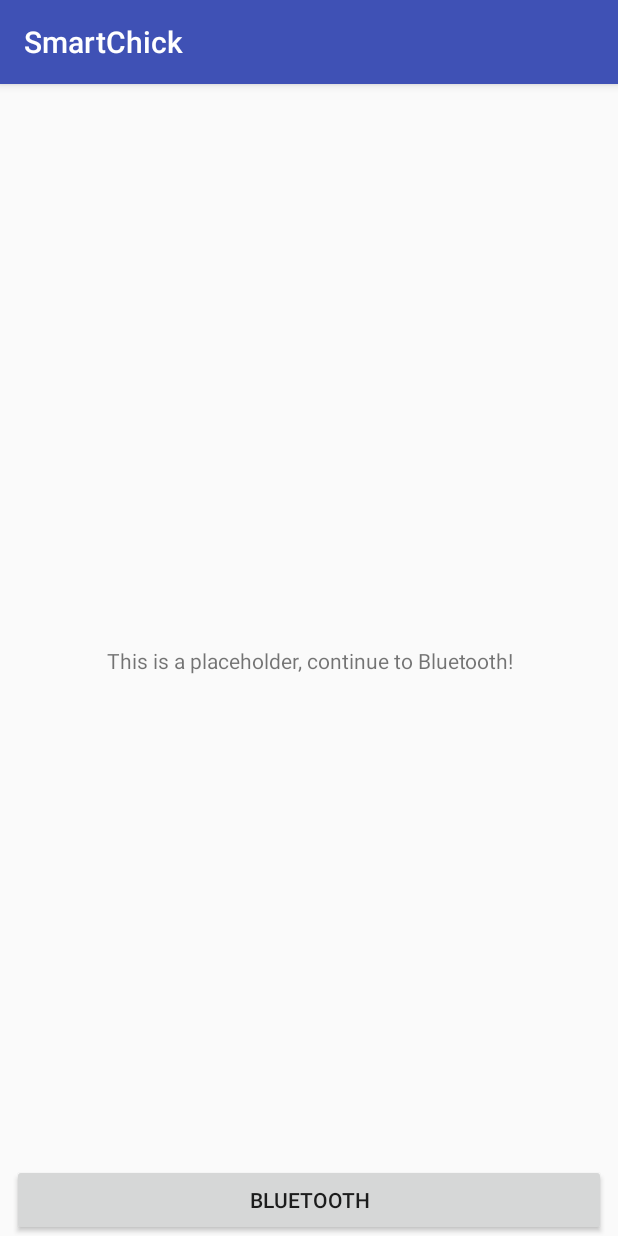
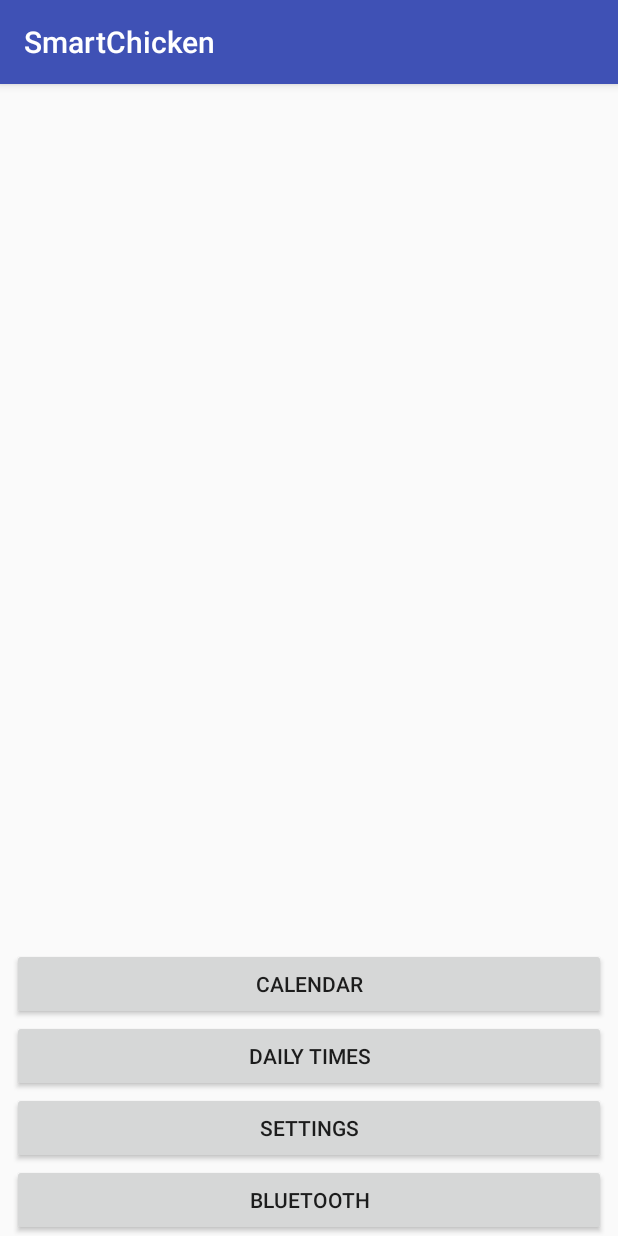
Before and after one commit to HeinF/SmartChick, an Android app: the screen it shows after launch (MainActivity), on a phone screen of 412 x 824 dp. Run offline under Robolectric (Android 15) with nearby library versions, the phone set to English and light mode, and no system bars.

Commit message:
Added "Dummy" menu buttons to main_activity and commented out on bind toast message.

```diff
--- a/app/src/main/java/com/chicken/smartchick/bluetooth/BlueActivity.java
+++ b/app/src/main/java/com/chicken/smartchick/bluetooth/BlueActivity.java
@@ -54,7 +54,7 @@ public class BlueActivity extends AppCompatActivity {
     private ServiceConnection serviceConn = new ServiceConnection() {
         @Override
         public void onServiceConnected(ComponentName name, IBinder binder) {
-            Toast.makeText(BlueActivity.this,"Bound!", Toast.LENGTH_LONG).show();
+            //Toast.makeText(BlueActivity.this,"Bound!", Toast.LENGTH_LONG).show();
             Log.d(TAG, "onServiceConnected");
             bound = true;
             blueServiceMessenger = new Messenger(binder);
--- a/app/src/main/res/layout/activity_main.xml
+++ b/app/src/main/res/layout/activity_main.xml
@@ -6,32 +6,63 @@
     android:layout_height="match_parent"
     tools:context="com.chicken.smartchick.MainActivity">
 
-    <TextView
-        android:layout_width="wrap_content"
-        android:layout_height="wrap_content"
-        android:text="This is a placeholder, continue to Bluetooth!"
-        app:layout_constraintBottom_toBottomOf="parent"
-        app:layout_constraintLeft_toLeftOf="parent"
-        app:layout_constraintRight_toRightOf="parent"
-        app:layout_constraintTop_toTopOf="parent"
-        android:id="@+id/textView"
-        app:layout_constraintHorizontal_bias="0.505" />
-
     <Button
         android:id="@+id/button"
         android:layout_width="0dp"
         android:layout_height="wrap_content"
         android:layout_marginLeft="8dp"
         android:layout_marginRight="8dp"
-        android:layout_marginTop="8dp"
         android:text="Bluetooth"
         app:layout_constraintBottom_toBottomOf="parent"
-        app:layout_constraintHorizontal_bias="0.546"
+        app:layout_constraintHorizontal_bias="0.0"
         app:layout_constraintLeft_toLeftOf="parent"
         app:layout_constraintRight_toRightOf="parent"
-        app:layout_constraintTop_toBottomOf="@+id/textView"
-        app:layout_constraintVertical_bias="1.0"
         android:layout_marginStart="8dp"
-        android:layout_marginEnd="8dp" />
+        android:layout_marginEnd="8dp"
+        app:layout_constraintVertical_bias="0.948" />
+
+    <Button
+        android:id="@+id/button2"
+        android:layout_width="0dp"
+        android:layout_height="wrap_content"
+        android:layout_marginLeft="8dp"
+        android:layout_marginRight="8dp"
+        android:text="Settings"
+        app:layout_constraintHorizontal_bias="0.0"
+        app:layout_constraintLeft_toLeftOf="parent"
+        app:layout_constraintRight_toRightOf="parent"
+        app:layout_constraintBottom_toTopOf="@+id/button"
+        android:layout_marginStart="8dp"
+        android:layout_marginEnd="8dp"
+        android:layout_marginTop="0dp" />
+
+    <Button
+        android:id="@+id/button3"
+        android:layout_width="0dp"
+        android:layout_height="wrap_content"
+        android:layout_marginLeft="8dp"
+        android:layout_marginRight="8dp"
+        android:text="Daily Times"
+        app:layout_constraintLeft_toLeftOf="parent"
+        app:layout_constraintRight_toRightOf="parent"
+        app:layout_constraintBottom_toTopOf="@+id/button2"
+        android:layout_marginStart="8dp"
+        android:layout_marginEnd="8dp"
+        android:layout_marginTop="-12dp"
+        app:layout_constraintHorizontal_bias="0.0" />
+
+    <Button
+        android:id="@+id/button4"
+        android:layout_width="0dp"
+        android:layout_height="wrap_content"
+        android:layout_marginLeft="8dp"
+        android:layout_marginRight="8dp"
+        android:text="Calendar"
+        app:layout_constraintLeft_toLeftOf="parent"
+        app:layout_constraintRight_toRightOf="parent"
+        app:layout_constraintBottom_toTopOf="@+id/button3"
+        android:layout_marginStart="8dp"
+        android:layout_marginEnd="8dp"
+        android:layout_marginTop="317dp" />
 
 </android.support.constraint.ConstraintLayout>
--- a/app/src/main/res/values/strings.xml
+++ b/app/src/main/res/values/strings.xml
@@ -1,5 +1,5 @@
 <resources>
-    <string name="app_name">SmartChick</string>
+    <string name="app_name">SmartChicken</string>
     <string name="blue_no_paired">No Paired Devices</string>
     <string name="blue_no_devices">No Devices Found</string>
 </resources>
```
